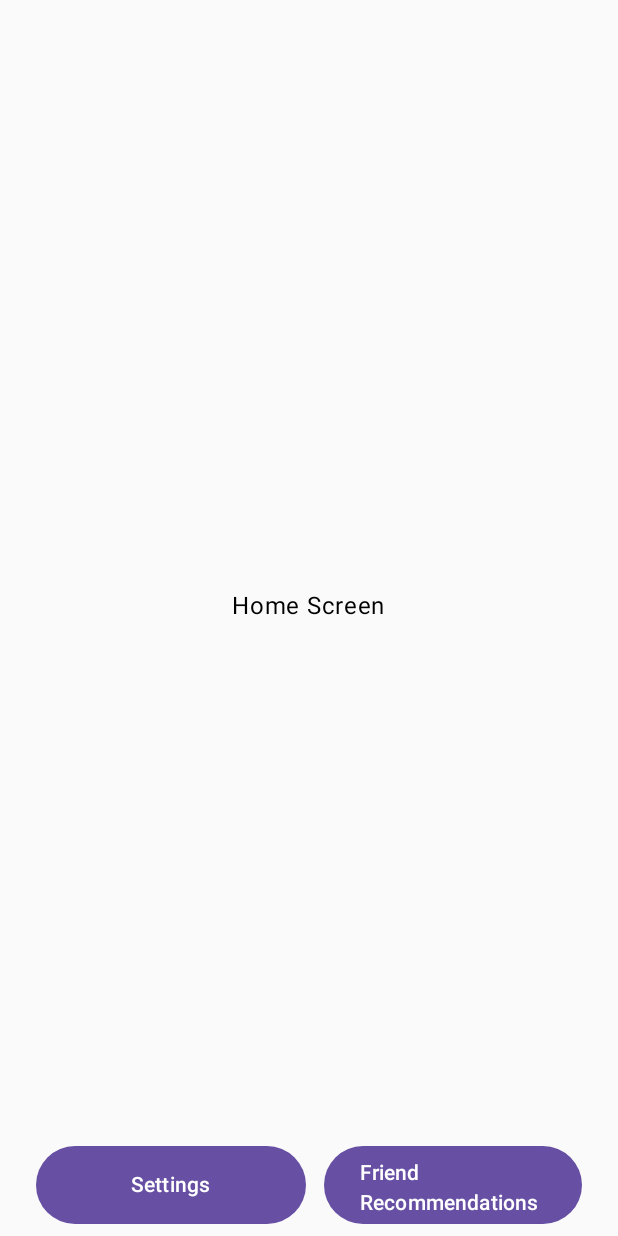
After one commit to Juicy-Lemonberry/SpyGamers-App, an Android app built with Jetpack Compose: the HomeScreen screen opened through its navigation route, on a phone screen of 412 x 824 dp. The commit adds this screen. Run offline under Robolectric (Android 15) with nearby library versions, the phone set to English and light mode, and no system bars.

Commit message:
Added basic HomeScreen with buttons

```diff
--- /dev/null
+++ b/app/src/main/java/com/example/spygamers/HomeScreen.kt
@@ -0,0 +1,80 @@
+package com.example.spygamers
+
+import androidx.compose.foundation.background
+import androidx.compose.foundation.clickable
+import androidx.compose.foundation.layout.*
+import androidx.compose.foundation.lazy.LazyColumn
+import androidx.compose.foundation.shape.RoundedCornerShape
+import androidx.compose.material3.Button
+import androidx.compose.material3.LocalContentColor
+import androidx.compose.material3.MaterialTheme
+import androidx.compose.material3.Text
+import androidx.compose.runtime.Composable
+import androidx.compose.runtime.getValue
+import androidx.compose.runtime.mutableStateOf
+import androidx.compose.runtime.remember
+import androidx.compose.runtime.setValue
+import androidx.compose.ui.Alignment
+import androidx.compose.ui.Modifier
+import androidx.compose.ui.graphics.Color
+import androidx.compose.ui.unit.dp
+import androidx.lifecycle.viewmodel.compose.viewModel
+import androidx.navigation.NavController
+import com.example.spygamers.ui.theme.Purple40
+
+@Composable
+fun HomeScreen(
+    navController: NavController,
+    viewModel: GamerViewModel
+) {
+    var username by remember { mutableStateOf("") }
+    var password by remember { mutableStateOf("") }
+    var message by remember { mutableStateOf("") }
+
+    Box(
+        modifier = Modifier
+            .fillMaxSize()
+            .padding(8.dp)
+    ) {
+        Column(
+            modifier = Modifier
+                .align(Alignment.Center)
+        ) {
+            Text(
+                text = "Home Screen",
+                modifier = Modifier.padding(bottom = 16.dp)
+            )
+        }
+
+        Row(
+            modifier = Modifier
+                .fillMaxWidth()
+                .padding(horizontal = 16.dp)
+                .align(Alignment.BottomCenter)
+        ) {
+            Button(
+                onClick = {
+                    // Navigate to settings screen
+                },
+                modifier = Modifier
+                    .padding(end = 6.dp)
+                    .width(180.dp)
+                    .height(52.dp) // Adjust the height of the button
+            ) {
+                Text("Settings")
+            }
+
+            Button(
+                onClick = {
+                    // Navigate to friend recommendations screen
+                },
+                modifier = Modifier
+                    .padding(start = 6.dp)
+                    .width(180.dp)
+                    .height(52.dp) // Adjust the height of the button
+            ) {
+                Text("Friend Recommendations")
+            }
+        }
+    }
+}
--- a/app/src/main/java/com/example/spygamers/LoginScreen.kt
+++ b/app/src/main/java/com/example/spygamers/LoginScreen.kt
@@ -108,7 +108,7 @@ fun LoginScreen(
                     if (retrofitResponse.isSuccessful) {
                         viewModel.insertOrUpdateSessionToken(sessionToken)
 
-                        navController.navigate(Screen.LoginScreen.route)// to replace
+                        navController.navigate(Screen.HomeScreen.route)// to replace
                     } else {
                         if (errorBody != null) {
                             val parsedError = JSONObject(errorBody)
--- a/app/src/main/java/com/example/spygamers/RetrofitService.kt
+++ b/app/src/main/java/com/example/spygamers/RetrofitService.kt
@@ -20,6 +20,11 @@ data class UserLogin(
     val password: String
 )
 
+data class GetDM(
+    val auth_token: String,
+    val target_account_id: Int
+)
+
 interface AuthenticationService {
     @POST("http://spygamers.servehttp.com:44414/app-api/account/register")
     suspend fun registerUser(
@@ -30,4 +35,9 @@ interface AuthenticationService {
     suspend fun userLogin(
         @Body user: UserLogin
     ): Response<RetrofitResponse>
+
+    @POST("http://spygamers.servehttp.com:44414/app-api/account/get-direct-messages")
+    suspend fun getDM(
+        @Body user: GetDM
+    ): Response<RetrofitResponse>
 }
--- a/app/src/main/java/com/example/spygamers/navGraph.kt
+++ b/app/src/main/java/com/example/spygamers/navGraph.kt
@@ -8,6 +8,7 @@ import androidx.navigation.compose.composable
 sealed class Screen(val route: String) {
     object LoginScreen : Screen(route = "Login_Screen")
     object RegisterScreen : Screen(route = "Register_Screen")
+    object HomeScreen : Screen(route = "Home_Screen")
 }
 
 @Composable
@@ -25,5 +26,8 @@ fun NavGraph(
         composable(route = "Register_Screen") {
             RegisterScreen(navController = navController, viewModel)
         }
+        composable(route = "Home_Screen") {
+            HomeScreen(navController = navController, viewModel)
+        }
     }
 }
```
Also changed, not shown: 1 other file.
